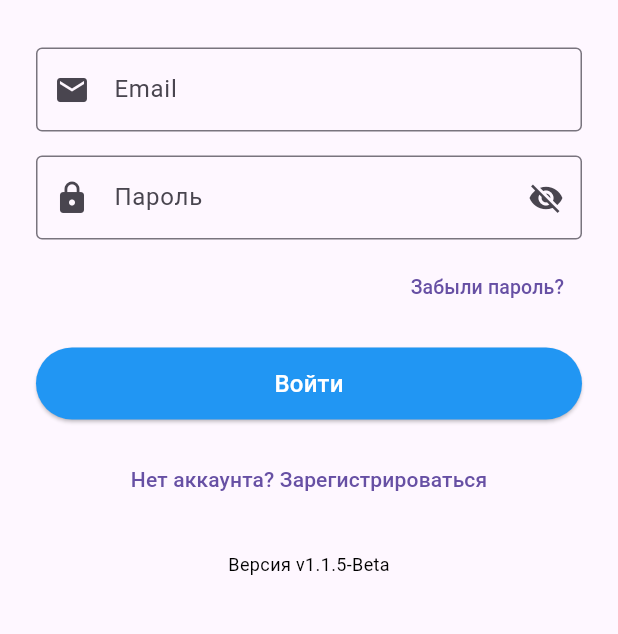
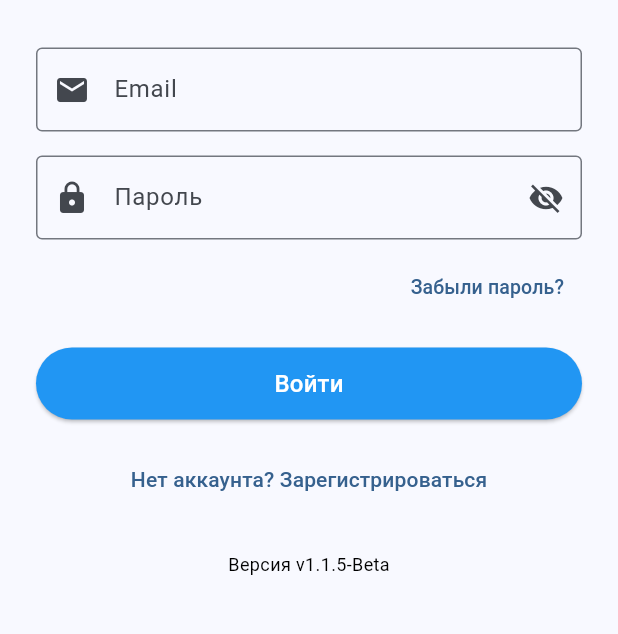
Before and after one commit to BOGZOERT/new-systems-intercession, a Flutter app: the screen it shows after launch, on a phone screen of 412 x 824 dp, the part 455-1089 px from its top. Run offline on Flutter 3.47's test engine with Material 3 defaults, Android fonts, the phone set to English and light mode, and no system bars; our stand-ins replace cloud_firestore, data_table_2, firebase_auth, firebase_core, image_picker; accounts and stored records are empty.

Commit message:
update 1.1.5

```diff
--- a/lib/main.dart
+++ b/lib/main.dart
@@ -5,6 +5,7 @@ import 'package:provider/provider.dart';
 import 'firebase_options.dart';
 import 'providers/auth_provider.dart';
 import 'providers/users_provider.dart';
+import 'services/theme_service.dart';
 import 'screens/auth_screen.dart';
 import 'screens/choice_screen.dart';
 import 'screens/calendar_screen.dart';
@@ -26,6 +27,7 @@ void main() async {
       providers: [
         ChangeNotifierProvider(create: (_) => AuthProvider()),
         ChangeNotifierProvider(create: (_) => UsersProvider()),
+        ChangeNotifierProvider(create: (_) => ThemeService()),
       ],
       child: const MyApp(),
     ),
@@ -37,10 +39,22 @@ class MyApp extends StatelessWidget {
 
   @override
   Widget build(BuildContext context) {
+    final themeService = context.watch<ThemeService>();
+
     return MaterialApp(
       title: 'Таблица смен',
       debugShowCheckedModeBanner: false,
-      theme: ThemeData(useMaterial3: true),
+      themeMode: themeService.themeMode,
+      theme: ThemeData(
+        useMaterial3: true,
+        brightness: Brightness.light,
+        colorSchemeSeed: Colors.blue,
+      ),
+      darkTheme: ThemeData(
+        useMaterial3: true,
+        brightness: Brightness.dark,
+        colorSchemeSeed: Colors.blue,
+      ),
       home: const _AuthGate(),
     );
   }
--- a/lib/screens/choice_screen.dart
+++ b/lib/screens/choice_screen.dart
@@ -78,10 +78,9 @@ class ChoiceScreen extends StatelessWidget {
                   onTap: () async {
                     await context.read<AuthProvider>().switchToPersonalMode();
                     if (context.mounted) {
-                      Navigator.pushAndRemoveUntil(
+                      Navigator.pushReplacement(
                         context,
                         MaterialPageRoute(builder: (_) => const CalendarScreen()),
-                            (route) => false,
                       );
                     }
                   },
--- a/lib/screens/organization_screen.dart
+++ b/lib/screens/organization_screen.dart
@@ -67,6 +67,11 @@ class _OrganizationScreenState extends State<OrganizationScreen> {
             .doc(currentUser.uid)
             .update({'organization_id': _selectedOrgId});
       }
+
+      print('=== ВХОД В ОРГАНИЗАЦИЮ ===');
+      print('selectedOrgId: $_selectedOrgId');
+      print('currentUser uid: ${currentUser?.uid}');
+      print('mounted: $mounted');
 
       if (mounted) {
         Navigator.pushAndRemoveUntil(
--- /dev/null
+++ b/lib/services/theme_service.dart
@@ -0,0 +1,18 @@
+import 'package:flutter/material.dart';
+
+class ThemeService extends ChangeNotifier {
+  ThemeMode _themeMode = ThemeMode.light;
+
+  ThemeMode get themeMode => _themeMode;
+  bool get isDarkMode => _themeMode == ThemeMode.dark;
+
+  void toggleTheme() {
+    _themeMode = isDarkMode ? ThemeMode.light : ThemeMode.dark;
+    notifyListeners();
+  }
+
+  void setThemeMode(ThemeMode mode) {
+    _themeMode = mode;
+    notifyListeners();
+  }
+}
```
Also changed, not shown: lib/screens/calendar_screen.dart (+11 -3 lines), lib/screens/calendar_settings_screen.dart (+15 -6 lines).
